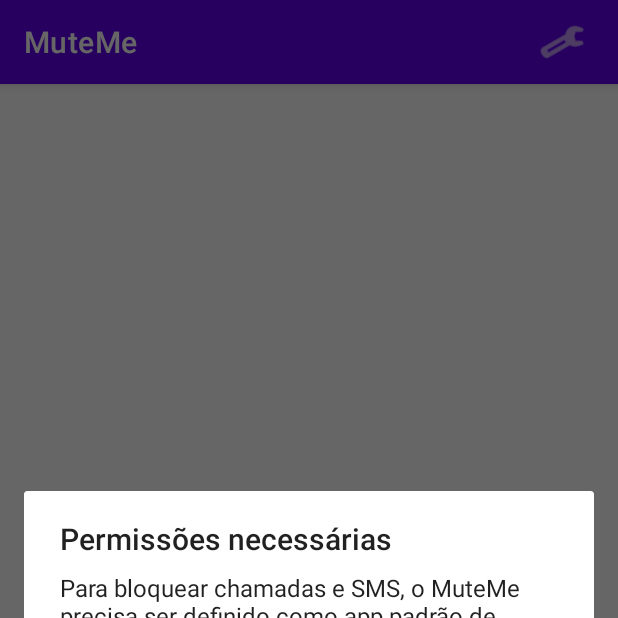
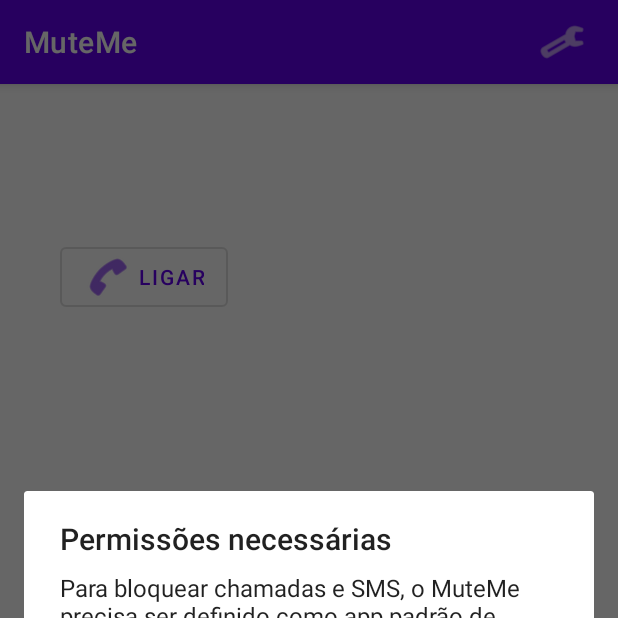
Before and after one commit to alexismoura/Mute-me, an Android app built with Jetpack Compose: the fragment DetalheFragment placed in its activity, on a phone screen of 412 x 824 dp, the top half of it. Run offline under Robolectric (Android 15) with nearby library versions, the phone set to English and light mode, and no system bars; our stand-ins replace AdMob, Room's generated code.

Commit message:
Correção erro de recebimento de SMS

```diff
--- a/app/build.gradle.kts
+++ b/app/build.gradle.kts
@@ -23,8 +23,8 @@ android {
         applicationId = "com.dragsystem.muteme"
         minSdk = 24
         targetSdk = 35
-        versionCode = 9
-        versionName = "1.9"
+        versionCode = 10
+        versionName = "1.10"
 
         testInstrumentationRunner = "androidx.test.runner.AndroidJUnitRunner"
     }
--- a/app/src/main/java/com/dragsystem/muteme/service/SmsReceiver.kt
+++ b/app/src/main/java/com/dragsystem/muteme/service/SmsReceiver.kt
@@ -19,7 +19,7 @@ import java.util.Locale
 
 class SmsReceiver : BroadcastReceiver() {
     override fun onReceive(context: Context, intent: Intent) {
-        if (intent.action == Telephony.Sms.Intents.SMS_RECEIVED_ACTION) {
+        if (intent.action == Telephony.Sms.Intents.SMS_RECEIVED_ACTION || intent.action == Telephony.Sms.Intents.SMS_DELIVER_ACTION) {
             val messages = Telephony.Sms.Intents.getMessagesFromIntent(intent)
             messages?.forEach { sms ->
                 val sender = sms.originatingAddress ?: return@forEach
@@ -38,7 +38,9 @@ class SmsReceiver : BroadcastReceiver() {
 
                 if (deveBloquear) {
                     abortBroadcast()
-                } else if (config != null) {
+                }
+
+                if (config != null) {
                     if (config.notificacoesAtivas) {
                         // Mostrar notificação apenas se não for bloqueado e notificações estiverem ativas
                         NotificationManager(context).showSmsNotification(sender, body)
--- a/app/src/main/java/com/dragsystem/muteme/ui/fragment/DetalheFragment.kt
+++ b/app/src/main/java/com/dragsystem/muteme/ui/fragment/DetalheFragment.kt
@@ -1,5 +1,7 @@
 package com.dragsystem.muteme.ui.fragment
 
+import android.content.Intent
+import android.net.Uri
 import android.os.Bundle
 import android.view.LayoutInflater
 import android.view.View
@@ -8,6 +10,7 @@ import android.widget.TextView
 import androidx.core.text.HtmlCompat
 import androidx.fragment.app.Fragment
 import com.dragsystem.muteme.R
+import com.google.android.material.button.MaterialButton
 
 class DetalheFragment : Fragment() {
 
@@ -29,6 +32,7 @@ class DetalheFragment : Fragment() {
         val view = inflater.inflate(R.layout.fragment_detalhe, container, false)
         val idText = view.findViewById<TextView>(R.id.txt_id)
         val content = view.findViewById<TextView>(R.id.txt_conteudo)
+        val btnLigar = view.findViewById<MaterialButton>(R.id.btn_ligar)
 
         val id = arguments?.getString("id") ?: ""
         val conteudo = arguments?.getString("conteudo") ?: ""
@@ -36,6 +40,16 @@ class DetalheFragment : Fragment() {
         idText.text = id
         content.text = HtmlCompat.fromHtml(conteudo, HtmlCompat.FROM_HTML_MODE_LEGACY)
 
+        // Configurar o botão de ligar
+        btnLigar.setOnClickListener {
+            val numero = id.replace(Regex("[^\\d]"), "") // Remove caracteres não numéricos
+            val intent = Intent(Intent.ACTION_DIAL).apply {
+                data = Uri.parse("tel:$numero")
+                flags = Intent.FLAG_ACTIVITY_NEW_TASK
+            }
+            startActivity(intent)
+        }
+
         return view
     }
 }
--- a/app/src/main/res/layout/fragment_detalhe.xml
+++ b/app/src/main/res/layout/fragment_detalhe.xml
@@ -1,4 +1,6 @@
+<?xml version="1.0" encoding="utf-8"?>
 <LinearLayout xmlns:android="http://schemas.android.com/apk/res/android"
+    xmlns:app="http://schemas.android.com/apk/res-auto"
     android:layout_width="match_parent"
     android:layout_height="match_parent"
     android:orientation="vertical"
@@ -19,4 +21,14 @@
         android:layout_marginTop="8dp"
         android:layout_width="wrap_content"
         android:layout_height="wrap_content"/>
+
+    <com.google.android.material.button.MaterialButton
+        android:id="@+id/btn_ligar"
+        android:layout_width="wrap_content"
+        android:layout_height="wrap_content"
+        android:layout_marginTop="16dp"
+        android:text="Ligar"
+        app:icon="@android:drawable/ic_menu_call"
+        style="@style/Widget.MaterialComponents.Button.OutlinedButton"/>
+
 </LinearLayout>
```
